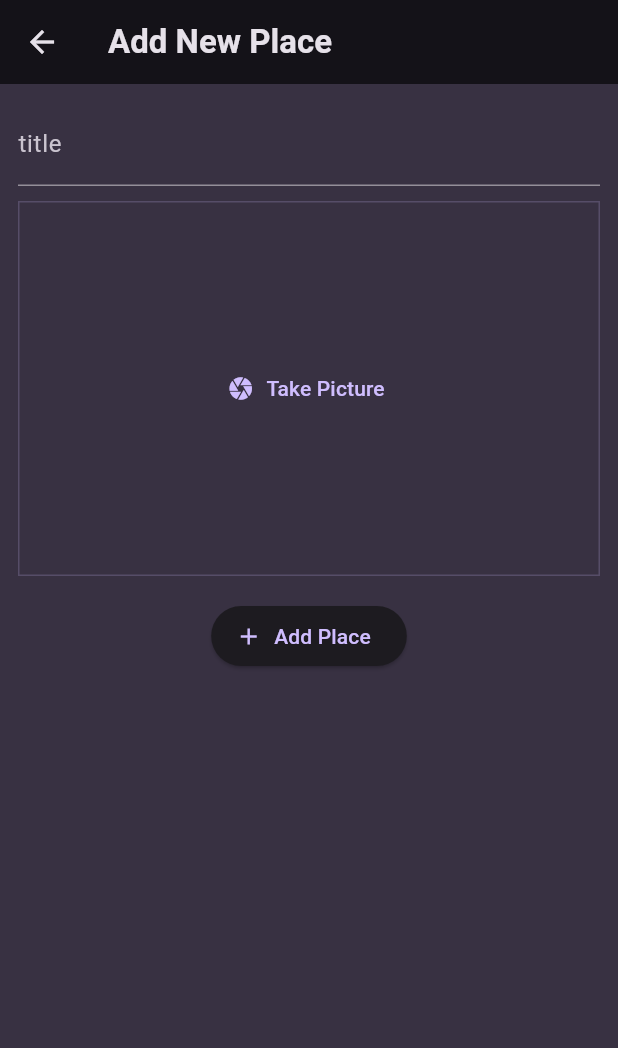
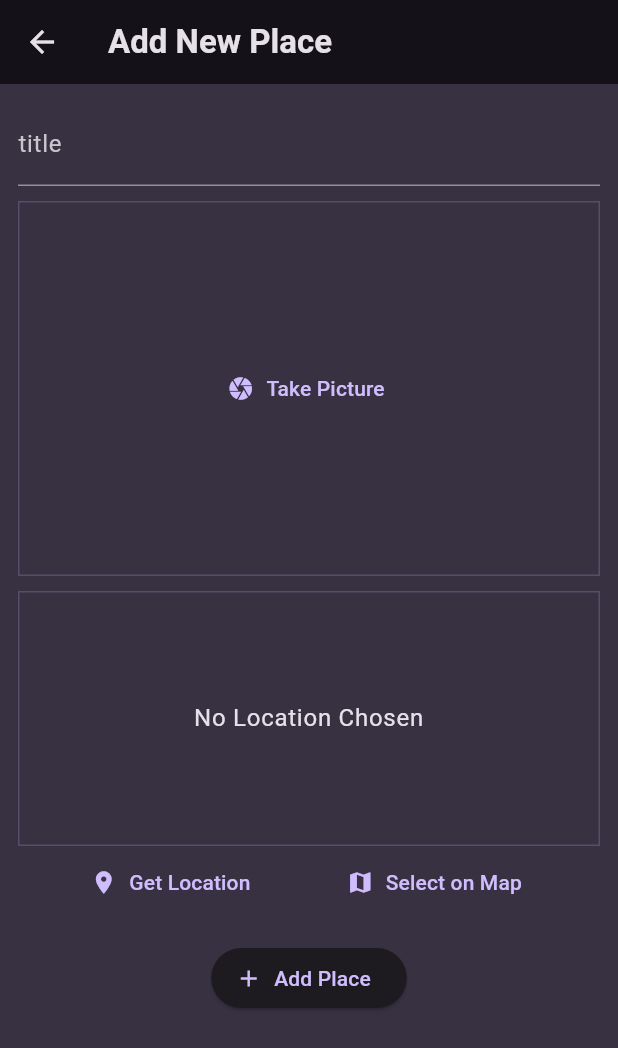
Before and after one commit to ArunRai2021/favorite_places_app, a Flutter app: the screen it shows after launch, after a tap on the "add" icon, on a phone screen of 412 x 824 dp. Shown: the top 1048 px of the screen. Run offline on Flutter 3.47's test engine with Material 3 defaults, Android fonts, the phone set to English and light mode, and no system bars; our stand-ins replace flutter_riverpod, google_fonts, image_picker, location.

Commit message:
working on Map integration

```diff
--- a/lib/model/place.dart
+++ b/lib/model/place.dart
@@ -4,10 +4,25 @@ import 'package:uuid/uuid.dart';
 
 const uuid = Uuid();
 
+class PlaceLocation {
+  const PlaceLocation({
+    required this.latitude,
+    required this.longitude,
+    required this.address,
+  });
+
+  final double latitude;
+  final double longitude;
+  final String address;
+}
+
 class Place {
-  Place({required this.title, required this.image}) : id = uuid.v4();
+  Place(// this.placeLocation,
+      {required this.title, required this.image})
+    : id = uuid.v4();
 
   final String id;
   final String title;
   final File image;
+  // final PlaceLocation placeLocation;
 }
--- a/lib/screen/add_place.dart
+++ b/lib/screen/add_place.dart
@@ -1,5 +1,6 @@
 import 'dart:io';
 import 'package:favorite_places_app/widgets/image_input.dart';
+import 'package:favorite_places_app/widgets/location_input.dart';
 import 'package:flutter/material.dart';
 import 'package:flutter_riverpod/flutter_riverpod.dart';
 import 'package:favorite_places_app/providers/user_places.dart';
@@ -54,6 +55,8 @@ class _AddPlaceScreenState extends ConsumerState<AddPlaceScreen> {
                   _selectedImage = image;
                 },
               ),
+              SizedBox(height: 10),
+              LocationInput(),
               SizedBox(height: 16),
               ElevatedButton.icon(
                 onPressed: _savePlace,
--- a/lib/screen/places.dart
+++ b/lib/screen/places.dart
@@ -28,7 +28,10 @@ class PlacesScreen extends ConsumerWidget {
           ),
         ],
       ),
-      body: PlacesList(places: userPlaces),
+      body: Padding(
+        padding: const EdgeInsets.all(8.0),
+        child: PlacesList(places: userPlaces),
+      ),
     );
   }
 }
--- /dev/null
+++ b/lib/widgets/location_input.dart
@@ -0,0 +1,132 @@
+import 'dart:convert';
+
+import 'package:favorite_places_app/model/place.dart';
+import 'package:flutter/material.dart';
+import 'package:http/http.dart' as http;
+import 'package:location/location.dart';
+
+class LocationInput extends StatefulWidget {
+  const LocationInput({super.key});
+
+  @override
+  State<LocationInput> createState() => _LocationInputState();
+}
+
+class _LocationInputState extends State<LocationInput> {
+  PlaceLocation? _pickedLocation;
+  var _isGettingLocation = false;
+
+  String get locationImage {
+    if (_pickedLocation == null) {
+      return "";
+    }
+    final lat = _pickedLocation!.latitude;
+    final lng = _pickedLocation!.longitude;
+    return 'https://maps.googleapis.com/maps/api/staticmap'
+        '?center=$lat,$lng'
+        '&zoom=16'
+        '&size=600x300'
+        '&maptype=roadmap'
+        '&markers=color:red%7Clabel:A%7C$lat,$lng'
+        '&key=AIzaSyB7m43S0IDA5BKIaTdvYW9l7htSZ-0Hu5I';
+  }
+
+  void _getCurrentLocation() async {
+    Location location = Location();
+    bool serviceEnabled;
+    PermissionStatus permissionGranted;
+    LocationData locationData;
+    serviceEnabled = await location.serviceEnabled();
+    if (!serviceEnabled) {
+      serviceEnabled = await location.requestService();
+      if (!serviceEnabled) {
+        return;
+      }
+    }
+    permissionGranted = await location.hasPermission();
+    if (permissionGranted == PermissionStatus.denied) {
+      permissionGranted = await location.requestPermission();
+      if (permissionGranted != PermissionStatus.granted) {
+        return;
+      }
+    }
+    setState(() {
+      _isGettingLocation = true;
+    });
+    locationData = await location.getLocation();
+    final lat = locationData.latitude;
+    final lang = locationData.longitude;
+    if (lat == null || lang == null) {
+      return;
+    }
+    final url = Uri.parse(
+      "https://maps.googleapis.com/maps/api/geocode/json?latlng=$lat,$lang&key=AIzaSyB7m43S0IDA5BKIaTdvYW9l7htSZ-0Hu5I",
+    );
+    final response = await http.get(url);
+    final resData = json.decode(response.body);
+    final address = resData["results"][0]["formatted_address"];
+    setState(() {
+      _pickedLocation = PlaceLocation(
+        latitude: lat,
+        longitude: lang,
+        address: address,
+      );
+      _isGettingLocation = false;
+    });
+    print(locationData.longitude);
+    print(locationData.latitude);
+  }
+
+  @override
+  Widget build(BuildContext context) {
+    Widget previewContent = Text(
+      "No Location Chosen",
+      textAlign: TextAlign.center,
+      style: Theme.of(context).textTheme.bodyLarge!.copyWith(
+        color: Theme.of(context).colorScheme.onBackground,
+      ),
+    );
+    if (_pickedLocation != null) {
+      previewContent = Image.network(
+        locationImage,
+        fit: BoxFit.cover,
+        width: double.infinity,
+        height: double.infinity,
+      );
+    }
+    if (_isGettingLocation) {
+      previewContent = CircularProgressIndicator();
+    }
+    return Column(
+      children: [
+        Container(
+          height: 170,
+          width: double.infinity,
+          alignment: Alignment.center,
+          decoration: BoxDecoration(
+            border: Border.all(
+              width: 1,
+              color: Theme.of(context).colorScheme.primary.withOpacity(0.2),
+            ),
+          ),
+          child: previewContent,
+        ),
+        Row(
+          mainAxisAlignment: MainAxisAlignment.spaceEvenly,
+          children: [
+            TextButton.icon(
+              onPressed: _getCurrentLocation,
+              label: Text("Get Location"),
+              icon: Icon(Icons.location_on),
+            ),
+            TextButton.icon(
+              onPressed: () {},
+              label: Text("Select on Map"),
+              icon: Icon(Icons.map),
+            ),
+          ],
+        ),
+      ],
+    );
+  }
+}
--- a/pubspec.yaml
+++ b/pubspec.yaml
@@ -38,6 +38,8 @@ dependencies:
   uuid: ^4.5.1
   flutter_riverpod: ^2.6.1
   image_picker: ^1.1.2
+  location: ^8.0.1
+  http: ^1.4.0
 
 dev_dependencies:
   flutter_test:
```
Also changed, not shown: lib/screen/places_detail.dart (+9 -5 lines), pubspec.lock, 2 other files.
